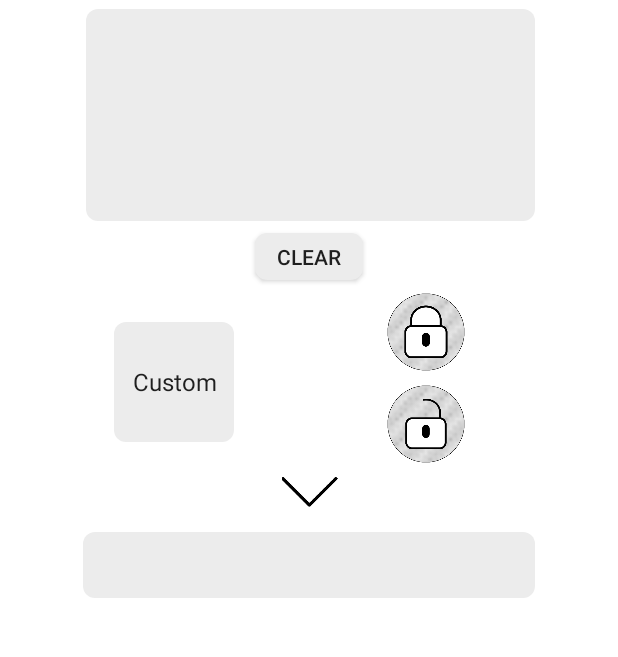
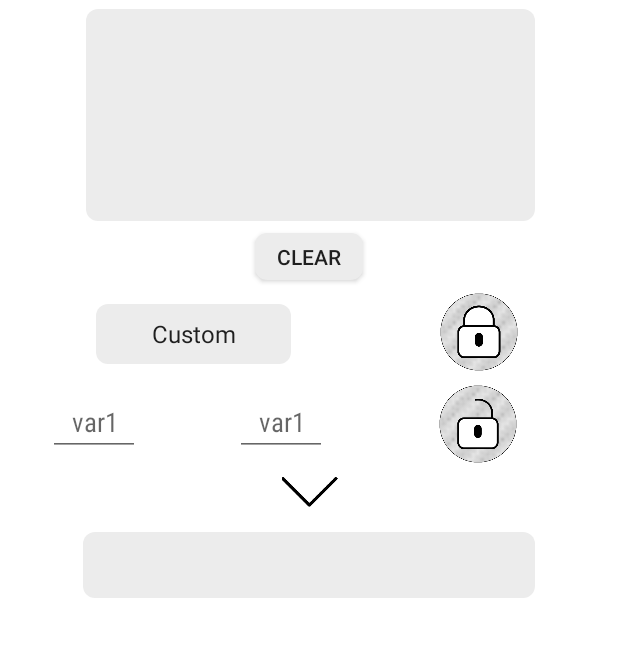
Before and after one commit to WeCyberFacility/CryptoLab, an Android app: the screen it shows after launch (MainActivity), after a tap on an icon or button, on a phone screen of 412 x 824 dp, the part 197-854 px from its top. Run offline under Robolectric (Android 15) with nearby library versions, the phone set to English and light mode, and no system bars; 1 other tap on this screen came first.

Commit message:
key adden Funktionalität eingebaut!lllosadsdgd

```diff
--- a/app/src/main/java/com/qooplite/alpay/cryptolab/MainActivity.java
+++ b/app/src/main/java/com/qooplite/alpay/cryptolab/MainActivity.java
@@ -11,6 +11,7 @@ import android.os.Bundle;
 import android.view.View;
 import android.view.animation.Animation;
 import android.view.animation.AnimationUtils;
+import android.widget.AdapterView;
 import android.widget.ArrayAdapter;
 import android.widget.Button;
 import android.widget.EditText;
@@ -41,6 +42,8 @@ MainActivity extends AppCompatActivity {
     Spinner schluesselAuswahl;
     ConstraintLayout eingabeLayout;
     ConstraintLayout ausgabeLayout;
+    EditText var1Txt;
+    EditText var2Txt;
 
     @Override
     protected void onCreate(Bundle savedInstanceState) {
@@ -56,6 +59,8 @@ MainActivity extends AppCompatActivity {
         schluesselAuswahl = findViewById(R.id.schluesselauswahl);
         eingabeLayout = findViewById(R.id.constraintLayoutout1);
         ausgabeLayout = findViewById(R.id.constraintLayoutout);
+        var1Txt = findViewById(R.id.var1);
+        var2Txt = findViewById(R.id.var2);
 
 
 
@@ -72,6 +77,8 @@ MainActivity extends AppCompatActivity {
                 outputText.startAnimation(animation);
                 eingabeText.setText("");
                 outputText.setText("");
+                var1Txt.setText("");
+                var2Txt.setText("");
 
 
 
@@ -79,6 +86,7 @@ MainActivity extends AppCompatActivity {
 
             }
         });
+
 
 
 
@@ -114,6 +122,18 @@ MainActivity extends AppCompatActivity {
 
                     Toast.makeText(MainActivity.this, "Custom Mode choosen", Toast.LENGTH_SHORT).show();
 
+                    if(var1Txt.getText().toString().equals("") || var2Txt.getText().toString().equals("")) {
+
+                        Toast.makeText(MainActivity.this, "please give two variables!", Toast.LENGTH_SHORT).show();
+
+                    } else {
+
+
+                        ModVer(Integer.parseInt(var1Txt.getText().toString()), Integer.parseInt(var2Txt.getText().toString()));
+
+                    }
+
+
                 } else {
                     int i = 0;
 
@@ -143,6 +163,32 @@ MainActivity extends AppCompatActivity {
         });
 
 
+        schluesselAuswahl.setOnItemSelectedListener(new AdapterView.OnItemSelectedListener() {
+            @Override
+            public void onItemSelected(AdapterView<?> adapterView, View view, int i, long l) {
+
+                if(schluesselAuswahl.getSelectedItem().toString().equals("Custom")) {
+
+                    var1Txt.setVisibility(View.VISIBLE);
+                    var2Txt.setVisibility(View.VISIBLE);
+
+                } else {
+
+
+                    var1Txt.setVisibility(View.INVISIBLE);
+                    var2Txt.setVisibility(View.INVISIBLE);
+                }
+
+
+            }
+
+            @Override
+            public void onNothingSelected(AdapterView<?> adapterView) {
+
+            }
+        });
+
+
         //On Click Listener für Unlock
         unlockBtn.setOnClickListener(new View.OnClickListener() {
             @Override
@@ -156,7 +202,22 @@ MainActivity extends AppCompatActivity {
 
                     Toast.makeText(MainActivity.this, "Custom Mode choosen", Toast.LENGTH_SHORT).show();
 
+                    if(var1Txt.getText().toString().equals("") || var2Txt.getText().toString().equals("")) {
+
+                        Toast.makeText(MainActivity.this, "please give two variables!", Toast.LENGTH_SHORT).show();
+
+                    } else {
+
+
+
+                        ModEnt(Integer.parseInt(var1Txt.getText().toString()), Integer.parseInt(var2Txt.getText().toString()));
+
+                    }
+
+
                 } else {
+
+
 
                     int i = 0;
 
--- a/app/src/main/res/layout/activity_main.xml
+++ b/app/src/main/res/layout/activity_main.xml
@@ -36,7 +36,7 @@
                 android:layout_marginTop="8dp"
                 android:layout_marginEnd="8dp"
                 app:layout_constraintEnd_toEndOf="parent"
-                app:layout_constraintStart_toEndOf="@+id/schluesselauswahl"
+                app:layout_constraintStart_toEndOf="@+id/var1"
                 app:layout_constraintTop_toBottomOf="@+id/lockbtn"
                 app:srcCompat="@mipmap/runlocked" />
 
@@ -64,14 +64,16 @@
 
             <Spinner
                 android:id="@+id/schluesselauswahl"
-                android:layout_width="80dp"
-                android:layout_height="80dp"
-                android:layout_marginStart="76dp"
-                android:layout_marginTop="28dp"
+                android:layout_width="130dp"
+                android:layout_height="40dp"
+                android:layout_marginStart="8dp"
+                android:layout_marginTop="16dp"
+                android:layout_marginEnd="32dp"
+
                 android:background="@drawable/roundedbuttonweis"
                 android:entries="@array/Cryptoverfahren"
-
                 android:textAlignment="center"
+                app:layout_constraintEnd_toStartOf="@+id/lockbtn"
                 app:layout_constraintStart_toStartOf="parent"
                 app:layout_constraintTop_toBottomOf="@+id/clrbtn" />
 
@@ -165,6 +167,38 @@
                 app:layout_constraintTop_toBottomOf="@+id/unlockbtn"
                 app:srcCompat="@mipmap/next" />
 
+            <EditText
+                android:id="@+id/var1"
+                android:layout_width="61dp"
+                android:layout_height="wrap_content"
+                android:layout_marginStart="8dp"
+                android:layout_marginTop="16dp"
+                android:layout_marginEnd="8dp"
+                android:ems="10"
+                android:fontFamily="sans-serif-condensed"
+                android:hint="var1"
+                android:inputType="number"
+                android:textAlignment="center"
+                android:visibility="invisible"
+                app:layout_constraintEnd_toStartOf="@+id/unlockbtn"
+                app:layout_constraintStart_toEndOf="@+id/var2"
+                app:layout_constraintTop_toBottomOf="@+id/schluesselauswahl" />
+
+            <EditText
+                android:id="@+id/var2"
+                android:layout_width="61dp"
+                android:layout_height="wrap_content"
+                android:layout_marginStart="32dp"
+                android:layout_marginTop="16dp"
+                android:ems="10"
+                android:fontFamily="sans-serif-condensed"
+                android:hint="var1"
+                android:inputType="number"
+                android:textAlignment="center"
+                android:visibility="invisible"
+                app:layout_constraintStart_toStartOf="parent"
+                app:layout_constraintTop_toBottomOf="@+id/schluesselauswahl" />
+
         </android.support.constraint.ConstraintLayout>
     </ScrollView>
 
```
